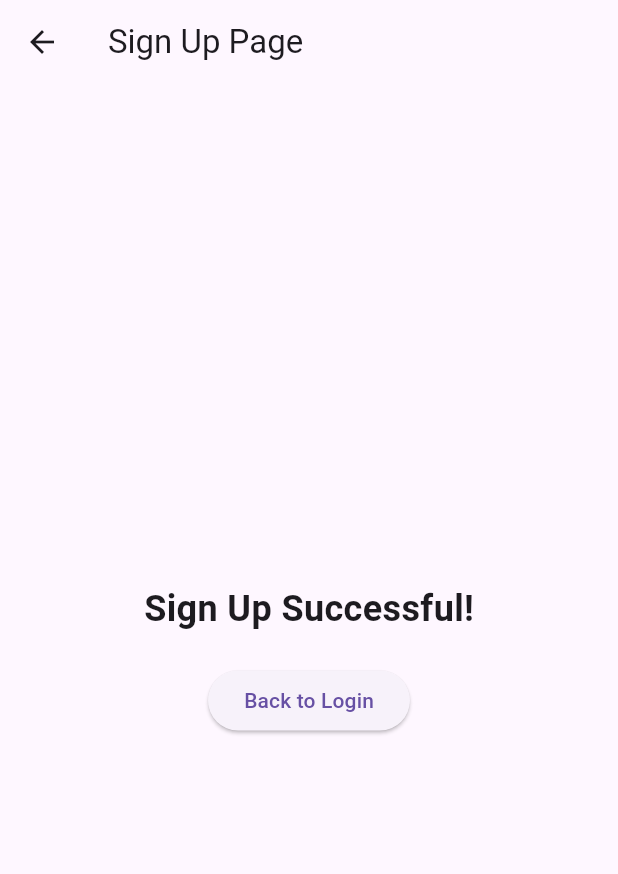
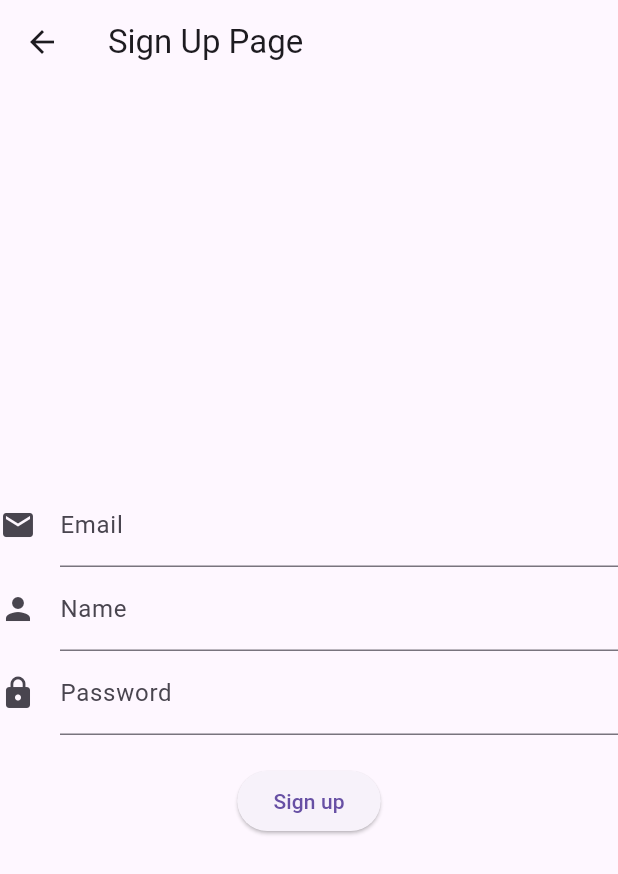
Before and after one commit to Blynxx5/SlopeSense, a Flutter app: the screen it shows after launch, after a tap on "Don't have an account? Sign up", on a phone screen of 412 x 824 dp. Shown: the top 874 px of the screen. Run offline on Flutter 3.47's test engine with Material 3 defaults, Android fonts, the phone set to English and light mode, and no system bars; our stand-ins replace firebase_auth, firebase_core, flutter_svg; accounts and stored records are empty; network calls fail.

Commit message:
firebase auth set up and running on login and sign up page

```diff
--- a/lib/main.dart
+++ b/lib/main.dart
@@ -1,8 +1,11 @@
 import 'package:flutter/material.dart';
 import 'package:slopesense/pages/Home.dart';
 import 'package:slopesense/pages/Login.dart';
+import 'package:firebase_core/firebase_core.dart';
 
-void main() {
+void main() async {
+  WidgetsFlutterBinding.ensureInitialized();
+  await Firebase.initializeApp();
   runApp(const MyApp());
 }
 
--- a/lib/pages/SignUp.dart
+++ b/lib/pages/SignUp.dart
@@ -1,4 +1,5 @@
 import 'package:flutter/material.dart';
+import 'package:firebase_auth/firebase_auth.dart';
 
 class SignUpPage extends StatelessWidget {
   @override
@@ -12,27 +13,84 @@ class SignUpPage extends StatelessWidget {
   }
 }
 
-class SignUpBody extends StatelessWidget {
+
+class SignUpBody extends StatefulWidget {
+  @override
+  _SignUpBodyState createState() => _SignUpBodyState();
+}
+
+class _SignUpBodyState extends State<SignUpBody> {
+  final TextEditingController emailController = TextEditingController();
+  final TextEditingController nameController = TextEditingController();
+  final TextEditingController passwordController = TextEditingController();
+
+  Future<void> signUp() async {
+    try {
+      UserCredential userCredential = await FirebaseAuth.instance.createUserWithEmailAndPassword(
+        email: emailController.text,
+        password: passwordController.text,
+      );
+      // If signup is successful, you can do something here, e.g., navigate to another page.
+      print("Sign up successful: ${userCredential.user?.email}");
+            // ignore: use_build_context_synchronously
+            showDialog(
+        context: context,
+        builder: (BuildContext context) {
+          return AlertDialog(
+            title: Text('Sign Up Successful!'),
+            content: Text('You have successfully signed up.'),
+            actions: <Widget>[
+              TextButton(
+                onPressed: () {
+                  Navigator.of(context).pop(); // Close the alert
+                },
+                child: Text('OK'),
+              ),
+            ],
+          );
+        },
+      );
+    } on FirebaseAuthException catch (e) {
+      // If signup fails, handle the exception.
+      print("Sign up failed: ${e.message}");
+    }
+  }
+
   @override
   Widget build(BuildContext context) {
     return Center(
       child: Column(
         mainAxisAlignment: MainAxisAlignment.center,
         children: [
-          Text(
-            'Sign Up Successful!',
-            style: TextStyle(fontSize: 24, fontWeight: FontWeight.bold),
+          TextField(
+            controller: emailController,
+            decoration: InputDecoration(
+              labelText: 'Email',
+              icon: Icon(Icons.email),
+            ),
+          ),
+          TextField(
+            controller: nameController,
+            decoration: InputDecoration(
+              labelText: 'Name',
+              icon: Icon(Icons.person),
+            ),
+          ),
+          TextField(
+            controller: passwordController,
+            decoration: InputDecoration(
+              labelText: 'Password',
+              icon: Icon(Icons.lock),
+            ),
+            obscureText: true,
           ),
           SizedBox(height: 20),
           ElevatedButton(
-            onPressed: () {
-              // Navigate back to the login page
-              Navigator.pop(context);
-            },
-            child: Text('Back to Login'),
+            onPressed: signUp,
+            child: Text('Sign up'),
           ),
         ],
       ),
     );
   }
-}
+  }
```
Also changed, not shown: lib/pages/Login.dart (+41 -26 lines).
